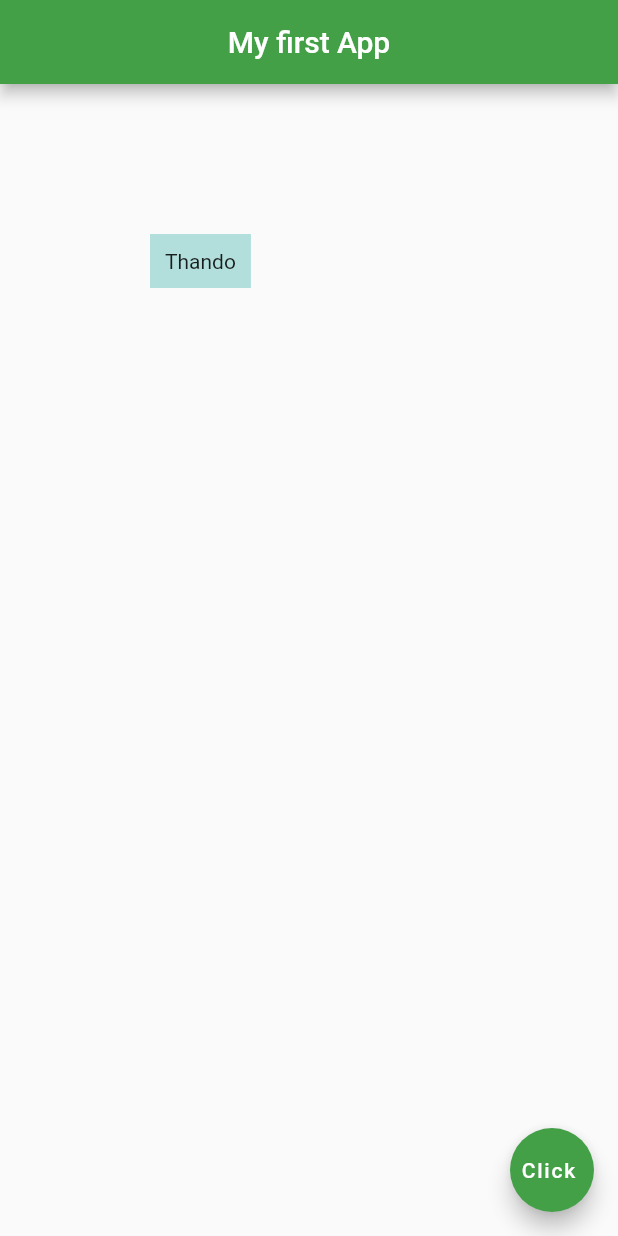
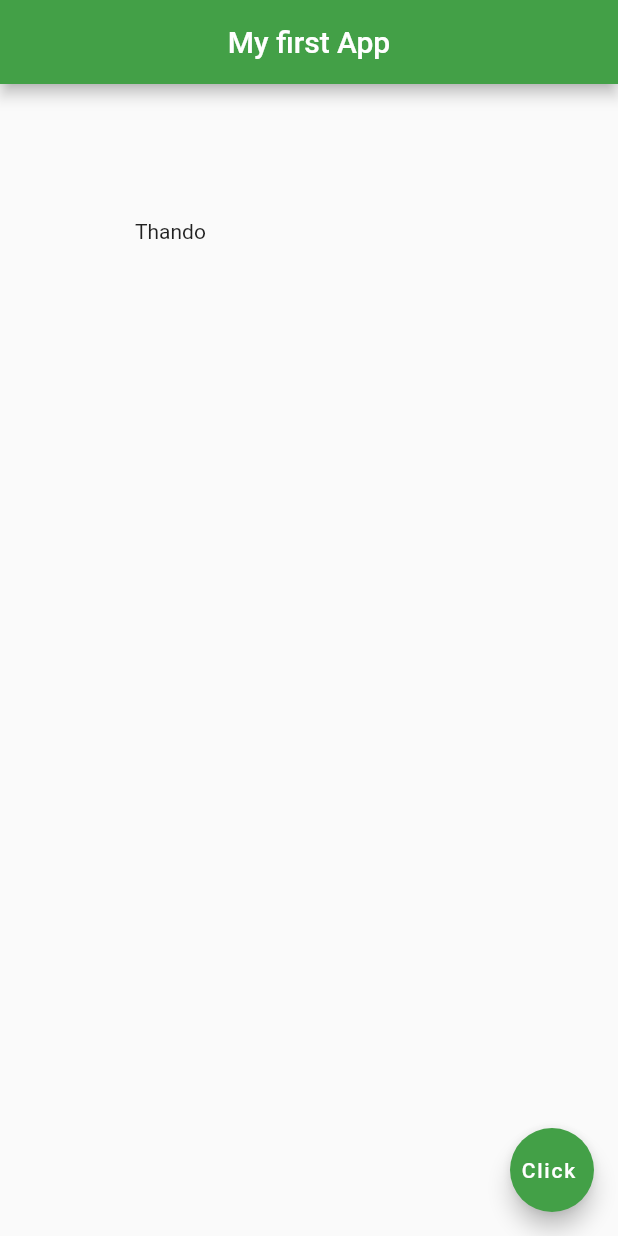
Before and after one commit to Thandohimself/flutterdemo_app, a Flutter app: the screen it shows after launch, on a phone screen of 412 x 824 dp. Run offline on Flutter 3.47's test engine with Material 2 defaults, Android fonts, the phone set to English and light mode, and no system bars.

Commit message:
Containers & Padding Padding widget

```diff
--- a/lib/main.dart
+++ b/lib/main.dart
@@ -13,11 +13,9 @@ class Home extends StatelessWidget {
         centerTitle: true,
         backgroundColor: Colors.green[600],
       ),
-      body: Container(
-        color: Colors.teal[100],
+      body: Padding(
+        padding: EdgeInsets.all(90.0),
         child: Text('Thando'),
-        padding: EdgeInsets.fromLTRB(10, 10, 10, 10),
-        margin: EdgeInsets.all(100.0),
       ),
       floatingActionButton: FloatingActionButton(
         onPressed: () {},
```
